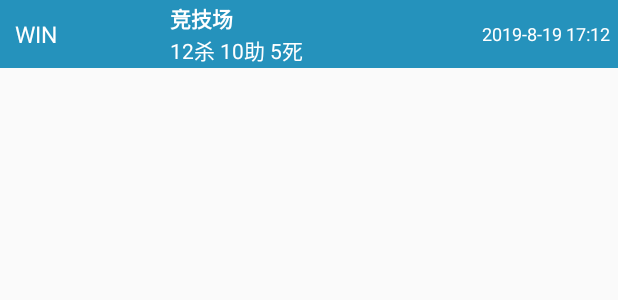
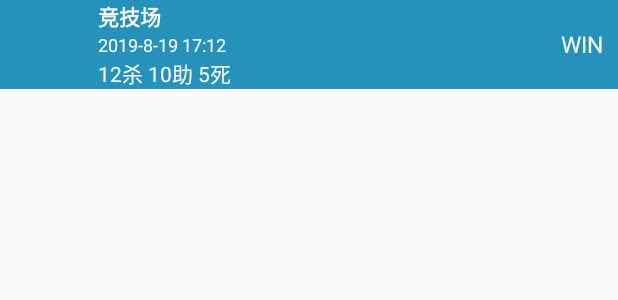
Before and after one commit to Aoyihala/300Hero, an Android app: the layout notfiy_layout.xml on its own in the app's theme, with its tools: preview values and no code run, on a phone screen of 412 x 824 dp. Shown: the top 300 px of the screen. Run offline under Robolectric (Android 15) with nearby library versions, the phone set to English and light mode, and no system bars.

```diff
--- a/app/src/main/java/com/example/evenalone/a300hero/adapter/PowerValueMianAdpater.java
+++ b/app/src/main/java/com/example/evenalone/a300hero/adapter/PowerValueMianAdpater.java
@@ -34,7 +34,7 @@ public class PowerValueMianAdpater extends RecyclerView.Adapter<RecyclerView.Vie
 
     private int POWER_HEAD = 0;
     private int POWER_BODY = 1;
-    private GameInfo data;
+    private GameInfo data = new GameInfo();
     private PowerValueAdapter winadpater;
     private PowerValueAdapter loseadapter;
     @NonNull
@@ -54,6 +54,10 @@ public class PowerValueMianAdpater extends RecyclerView.Adapter<RecyclerView.Vie
 
     @Override
     public void onBindViewHolder(@NonNull RecyclerView.ViewHolder viewHolder, int i) {
+        if (data==null||data.getMatch()==null||data.getMatch().getLoseSide()==null||data.getMatch().getWinSide()==null)
+        {
+            return;
+        }
         List<GameInfo.MatchBean.WinSideBean> winSideBeanList = data.getMatch().getWinSide();
         List<GameInfo.MatchBean.LoseSideBean> loseSideBeanList = data.getMatch().getLoseSide();
         if (viewHolder instanceof PowerHeadViewHodler)
--- a/app/src/main/java/com/example/evenalone/a300hero/ui/ListActivity.java
+++ b/app/src/main/java/com/example/evenalone/a300hero/ui/ListActivity.java
@@ -145,7 +145,7 @@ public class ListActivity extends BaseActivity {
     protected void onResume() {
         super.onResume();
         roleListAdapter.setLocalUserBeanList(userBeanDao.loadAll());
-       if (isfirst)
+        if (isfirst)
         {
             isfirst = false;
             return;
--- a/app/src/main/res/layout/notfiy_layout.xml
+++ b/app/src/main/res/layout/notfiy_layout.xml
@@ -9,16 +9,7 @@
         android:orientation="horizontal"
         android:background="@color/blue"
         android:layout_height="wrap_content">
-        <TextView
-            android:text="WIN"
-            android:textSize="15sp"
-            android:paddingRight="10dp"
-            android:paddingLeft="10dp"
-            android:id="@+id/tv_notifiy_status"
-            android:layout_gravity="center_vertical"
-            android:textColor="#fff"
-            android:layout_width="wrap_content"
-            android:layout_height="wrap_content" />
+
         <ImageView
             android:layout_marginLeft="10dp"
             android:id="@+id/img_notify_avator"
@@ -27,7 +18,8 @@
 
         <LinearLayout
             android:paddingLeft="10dp"
-            android:layout_width="wrap_content"
+            android:layout_width="match_parent"
+            android:layout_weight="1"
             android:orientation="vertical"
             android:layout_gravity="center_vertical"
             android:gravity="center_vertical"
@@ -41,6 +33,15 @@
                 android:layout_width="wrap_content"
                 android:layout_height="wrap_content" />
             <TextView
+                android:text="2019-8-19 17:12"
+                android:textColor="#fff"
+                android:textSize="12sp"
+                android:gravity="right"
+                android:id="@+id/tv_notifiy_time"
+                android:layout_gravity="center_vertical"
+                android:layout_width="wrap_content"
+                android:layout_height="wrap_content" />
+            <TextView
                 android:text="12杀 10助 5死"
                 android:textColor="#fff"
                 android:id="@+id/tv_notifiy_info"
@@ -48,14 +49,17 @@
                 android:layout_width="wrap_content"
                 android:layout_height="wrap_content" />
         </LinearLayout>
-        <TextView
-            android:text="2019-8-19 17:12"
-            android:textColor="#fff"
-            android:textSize="12sp"
-            android:gravity="right"
-            android:paddingRight="5dp"
-            android:id="@+id/tv_notifiy_time"
-            android:layout_gravity="center_vertical"
-            android:layout_width="match_parent"
-            android:layout_height="wrap_content" />
+    <TextView
+        android:text="WIN"
+        android:textSize="15sp"
+        android:paddingRight="10dp"
+        android:layout_weight="2"
+        android:paddingLeft="10dp"
+        android:id="@+id/tv_notifiy_status"
+        android:layout_gravity="center_vertical"
+        android:textColor="#fff"
+        android:gravity="right"
+        android:layout_width="match_parent"
+        android:layout_height="wrap_content" />
+
     </LinearLayout>
```
Also changed, not shown: app/src/main/java/com/example/evenalone/a300hero/service/MyNotifiService.java (+42 -2 lines), app/src/main/java/com/example/evenalone/a300hero/utils/SpUtils.java (+14 -0 lines).
